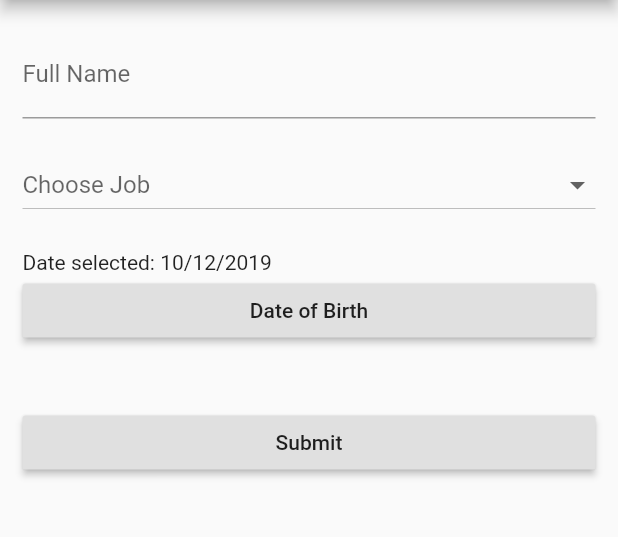
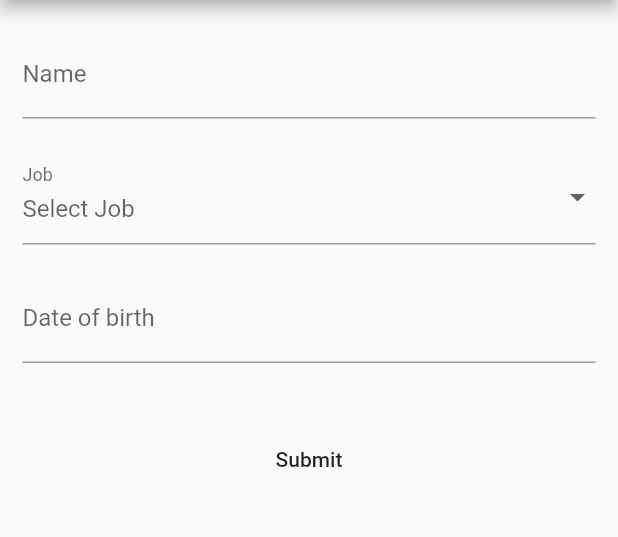
Before and after one commit to Vicdd/sa, a Flutter app: the screen it shows after launch, on a phone screen of 412 x 824 dp, the part 84-621 px from its top. Run offline on Flutter 3.47's test engine with Material 2 defaults, Android fonts, the phone set to English and light mode, and no system bars; drawn by our look-alikes of flutter_form_builder.

Commit message:
Fixed form validation

```diff
--- a/lib/main.dart
+++ b/lib/main.dart
@@ -1,4 +1,6 @@
 import 'package:flutter/material.dart';
+import 'package:flutter_form_builder/flutter_form_builder.dart';
+import 'package:intl/intl.dart';
 
 void main() => runApp(MyApp());
 
@@ -24,10 +26,10 @@ class MyApp extends StatelessWidget {
 
 class FormData {
   String personName;
-  String jobName;
+  String personJob;
   int personAge;
 
-  FormData(this.personName, this.jobName, this.personAge);
+  FormData(this.personName, this.personJob, this.personAge);
 }
 
 class MyHomePage extends StatefulWidget {
@@ -38,49 +40,26 @@ class MyHomePage extends StatefulWidget {
 }
 
 class _MyHomePageState extends State<MyHomePage> {
-  var selectedType;
-  final GlobalKey<FormState> _formKeyValue = GlobalKey<FormState>();
-  List<String> jobName = <String>[
-    'Desenvolvedor',
-    'Adminstrador',
-    'Designer',
-    'Profissional de RH'
-  ];
+  final GlobalKey<FormBuilderState> _fbKey = GlobalKey<FormBuilderState>();
 
-  DateTime _date = DateTime.now();
-
-  Future<void> _selectDate(BuildContext context) async {
-    final DateTime picked = await showDatePicker(
-      context: context,
-      initialDate: DateTime(1990),
-      firstDate: DateTime(1940),
-      lastDate: DateTime.now(),
-    );
-    if (picked != null && picked != _date)
-      setState(() {_date = picked;});
-  }
-
-  final _nameController = TextEditingController();
-
-  int calculateAge(DateTime _date) {
+  int calculateAge(DateTime date) {
     var age;
     DateTime now = DateTime.now();
-
-    age = now.year - _date.year;
-    if (now.month < _date.month) {
+    print(date);
+    age = now.year - date.year;
+    if (now.month < date.month)
       age--;
-    } else if (now.month == _date.month) {
-      if (now.day < _date.day) {
+    if (now.month == date.month)
+      if (now.day < date.day)
         age--;
-      }
-    }
 
     return age;
   }
 
   void _sendDataToSecondScreen(BuildContext context) {
-    var age = calculateAge(_date);
-    final data = FormData(_nameController.text, selectedType, age);
+    Map formValues = _fbKey.currentState.value;
+    var age = calculateAge(formValues['date']);
+    final data = FormData(formValues['name'], formValues['job'], age);
 
     Navigator.push(
         context,
@@ -91,57 +70,51 @@ class _MyHomePageState extends State<MyHomePage> {
   @override
   Widget build(BuildContext context) {
     return Scaffold(
-        body: Form(
-          key: _formKeyValue,
+      body: FormBuilder(
+        key: _fbKey,
         autovalidate: true,
         child: ListView(
           padding: const EdgeInsets.symmetric(horizontal: 15.0),
           children: <Widget>[
             SizedBox(height: 20.0),
-              TextFormField(
-                decoration: const InputDecoration(
-                  hintText: 'Enter your Full Name',
-                  labelText: 'Full Name',
-                ),
-                controller: _nameController
+            FormBuilderTextField(
+              attribute: "name",
+              decoration: InputDecoration(labelText: "Name"),
+              validators: [FormBuilderValidators.required()],
             ),
             SizedBox(height: 20.0),
-              DropdownButton(
-                items: jobName
-                    .map((value) => DropdownMenuItem(
-                          child: Text(
-                            value,
-                          ),
-                          value: value,
-                        ))
-                    .toList(),
-                onChanged: (selectedAccountType) {
-                  setState(() {
-                    selectedType = selectedAccountType;
-                  });
-                },
-                value: selectedType,
-                isExpanded: true,
-                hint: Text(
-                  'Choose Job',
-                ),
+
+            FormBuilderDropdown(
+              attribute: "job",
+              decoration: InputDecoration(labelText: "Job"),
+              // initialValue: 'Male',
+              hint: Text('Select Job'),
+              validators: [FormBuilderValidators.required()],
+              items: ['Desenvolvedor', 'Adminstrador','Designer','Profissional de RH']
+                .map((job) => DropdownMenuItem(
+                  value: job,
+                  child: Text("$job")
+              )).toList(),
             ),
             SizedBox(height: 20.0),
-              Text('Date selected: ${_date.day}/${_date.month}/${_date.year}'),
-              RaisedButton(
-                child: Text('Date of Birth'),
-                onPressed: (){
-                  _selectDate(context);
-                }
+
+            FormBuilderDateTimePicker(
+              attribute: "date",
+              inputType: InputType.date,
+              format: DateFormat("dd-MM-yyyy"),
+              validators: [FormBuilderValidators.required()],
+              decoration:
+                InputDecoration(labelText: "Date of birth"),
             ),
             SizedBox(height: 40.0),
-              RaisedButton(
-                child: Text('Submit'),
-                onPressed: (){
-                  if (_formKeyValue.currentState.validate()) {
+
+            MaterialButton(
+              child: Text("Submit"),
+              onPressed: () {
+                if (_fbKey.currentState.saveAndValidate()) {
                   _sendDataToSecondScreen(context);
                 }
-                }
+              },
             ),
           ],
         ),
@@ -166,9 +139,9 @@ class SecondScreen extends StatelessWidget {
             SizedBox(height: 20.0),
             Text(data.personName),
             SizedBox(height: 20.0),
-            Text(data.jobName),
+            Text(data.personJob),
             SizedBox(height: 20.0),
-            Text(data.personAge.toString() + ' anos')
+            Text(data.personAge.toString()),
           ]
         )
       ),
--- a/pubspec.yaml
+++ b/pubspec.yaml
@@ -17,6 +17,7 @@ environment:
   sdk: ">=2.1.0 <3.0.0"
 
 dependencies:
+  flutter_form_builder:
   flutter:
     sdk: flutter
 
```
Also changed, not shown: pubspec.lock. Lines whose indentation alone changed are shown as unchanged.
